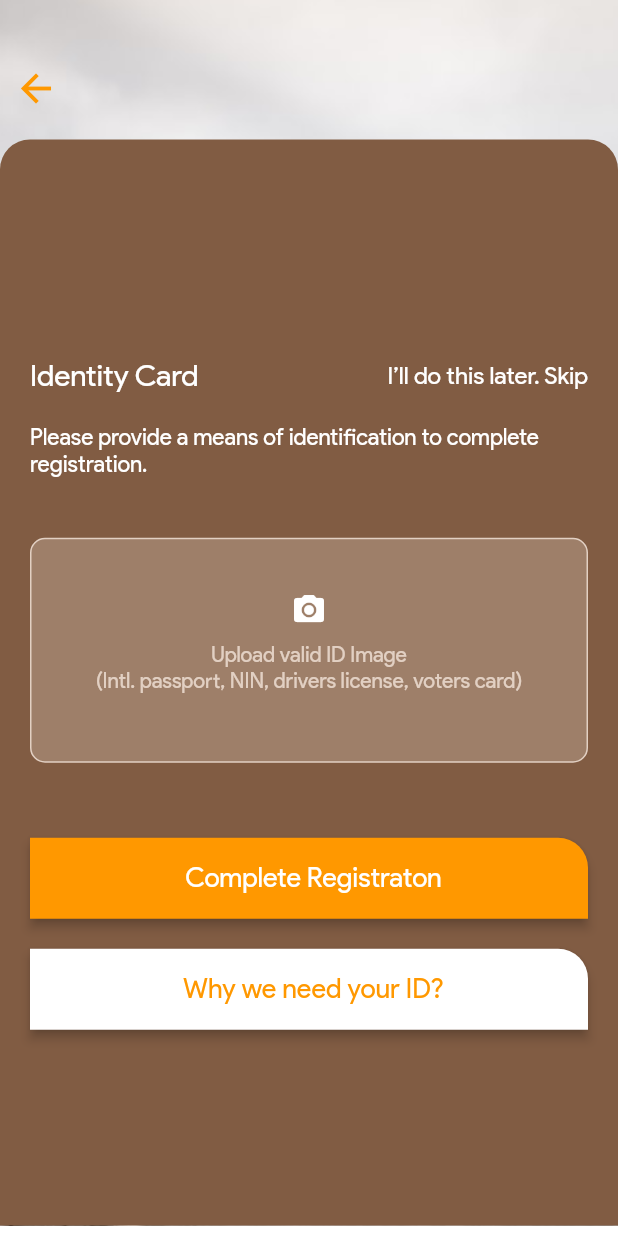
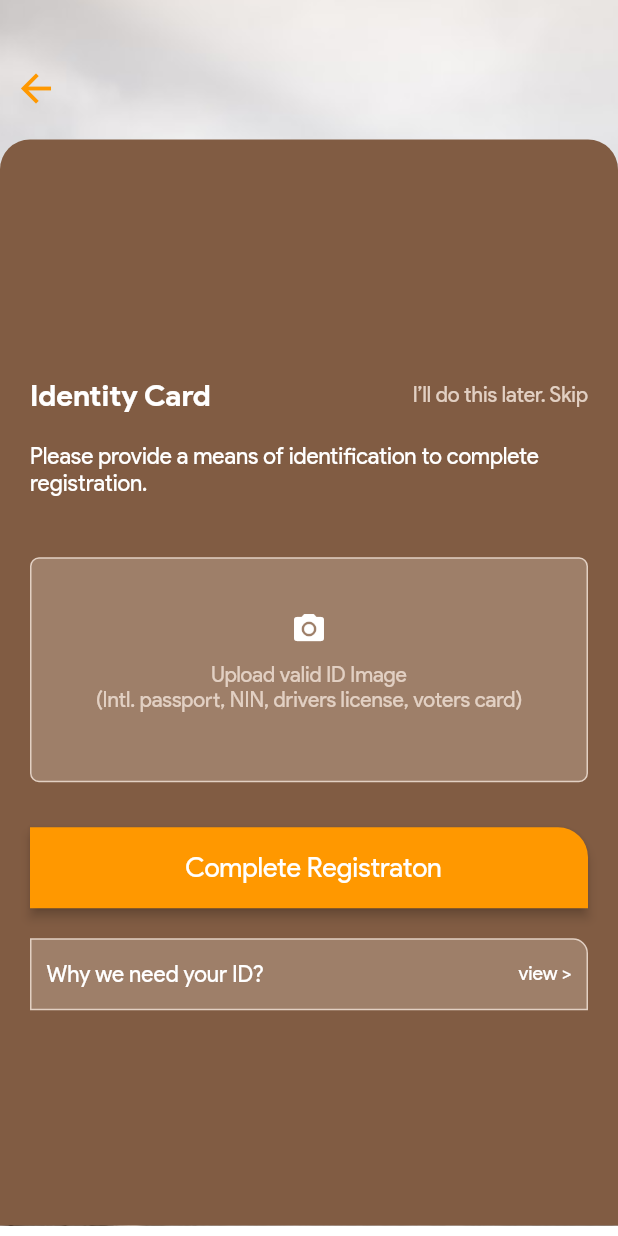
Before and after one commit to tjcode19/quick_shelter, a Flutter app: the IdentityCard screen opened by its route, on a phone screen of 412 x 824 dp. Run offline on Flutter 3.47's test engine with Material 2 defaults, Android fonts, the phone set to English and light mode, and no system bars; our stand-ins replace flutter_svg.

Commit message:
2020-05-22

```diff
--- a/lib/screens/identity_card.dart
+++ b/lib/screens/identity_card.dart
@@ -1,5 +1,6 @@
 import 'package:flutter/material.dart';
 import 'package:quick_shelter/colors.dart';
+import 'package:quick_shelter/widgets/tapableText.dart';
 //import 'package:camera/camera.dart';
 
 import '../constants.dart';
@@ -10,9 +11,12 @@ class IdentityCard extends StatefulWidget {
   _IdentityCardState createState() => _IdentityCardState();
 }
 
-
 class _IdentityCardState extends State<IdentityCard> {
-
+  bool _viewMore = false;
+  // Function _nextView() {
+  //   Navigator.pushNamedAndRemoveUntil(
+  //       context, regCompletedRoute, (route) => false);
+  // }
 
   @override
   Widget build(BuildContext context) {
@@ -63,13 +67,14 @@ class _IdentityCardState extends State<IdentityCard> {
                               Text(
                                 'Identity Card',
                                 style: TextStyle(
-                                    color: Colors.white, fontSize: 20.0),
+                                    color: Colors.white,
+                                    fontSize: 20.0,
+                                    fontWeight: FontWeight.bold),
                               ),
-                              Text(
-                                'I’ll do this later. Skip',
-                                style: TextStyle(
-                                    color: Colors.white, fontSize: 16.0),
-                              ),
+                              tapableText('I’ll do this later. Skip', () {
+                                print("object");
+                                Navigator.pushNamed(context, regCompletedRoute);
+                              }),
                             ],
                           )),
                       const SizedBox(height: 20),
@@ -85,15 +90,17 @@ class _IdentityCardState extends State<IdentityCard> {
                         width: double.infinity,
                         //color: appPrimary,
                         decoration: BoxDecoration(
-                          color: appPrimary,
-                          borderRadius: BorderRadius.all(Radius.circular(10)),
-                          border: Border.all(color: appTextColorPrimary2)
-                        ),
+                            color: appPrimary,
+                            borderRadius: BorderRadius.all(Radius.circular(6)),
+                            border: Border.all(color: appTextColorPrimary2)),
                         child: Column(
                           crossAxisAlignment: CrossAxisAlignment.center,
                           mainAxisAlignment: MainAxisAlignment.center,
                           children: <Widget>[
-                            Icon(Icons.camera_alt, color: Colors.white,),
+                            Icon(
+                              Icons.camera_alt,
+                              color: Colors.white,
+                            ),
                             Center(
                               child: Padding(
                                 padding:
@@ -121,12 +128,116 @@ class _IdentityCardState extends State<IdentityCard> {
                           ],
                         ),
                       ),
-                      const SizedBox(height: 50),
+                      const SizedBox(height: 30),
                       RaisedButtonWidget(
                           regCompletedRoute, 'Complete Registraton', true),
                       const SizedBox(height: 20),
-                      RaisedButtonWidget(
-                          regCompletedRoute, 'Why we need your ID?', false),
+                      InkWell(
+                        splashColor: Colors.orange,
+                        highlightColor: Colors.orange[100],
+                        onTap: () {
+                          setState(() {
+                            _viewMore = !_viewMore;
+                          });
+                        },
+                        child: Container(
+                          padding: EdgeInsets.fromLTRB(10, 14, 10, 14),
+                          decoration: BoxDecoration(
+                              color: appPrimary,
+                              borderRadius: BorderRadius.only(
+                                  topRight: Radius.circular(10)),
+                              border: Border.all(color: appTextColorPrimary2)),
+                          child: Column(
+                            children: <Widget>[
+                              Row(
+                                mainAxisAlignment:
+                                    MainAxisAlignment.spaceBetween,
+                                children: <Widget>[
+                                  Text(
+                                    'Why we need your ID?',
+                                    style: TextStyle(
+                                        color: Colors.white, fontSize: 15),
+                                  ),
+                                  Text(
+                                    'view >',
+                                    style: TextStyle(
+                                        color: Colors.white, fontSize: 13),
+                                  )
+                                ],
+                              ),
+                              Visibility(
+                                visible: _viewMore,
+                                child: Column(
+                                  children: <Widget>[
+                                    Divider(
+                                        color: Colors.white38, thickness: 1.0),
+                                    Row(
+                                      children: <Widget>[
+                                        Expanded(
+                                          child: Text(
+                                            'We use your ID to makesure your details are genuine and not someone else',
+                                            softWrap: true,
+                                            style: TextStyle(
+                                                color: appTextColorPrimary2),
+                                          ),
+                                        ),
+                                      ],
+                                    ),
+                                    Padding(
+                                      padding: const EdgeInsets.fromLTRB(
+                                          0, 12, 0, 4),
+                                      child: Row(
+                                        children: <Widget>[
+                                          Icon(
+                                            Icons.check,
+                                            color: appTextColorPrimary2,
+                                            size: 16,
+                                          ),
+                                          SizedBox(
+                                            width: 5.0,
+                                          ),
+                                          Expanded(
+                                            child: Text(
+                                              'We use it to secure your account',
+                                              softWrap: true,
+                                              style: TextStyle(
+                                                  color: appTextColorPrimary2),
+                                            ),
+                                          ),
+                                        ],
+                                      ),
+                                    ),
+                                    Padding(
+                                      padding:
+                                          const EdgeInsets.fromLTRB(0, 0, 0, 1),
+                                      child: Row(
+                                        children: <Widget>[
+                                          Icon(
+                                            Icons.check,
+                                            color: appTextColorPrimary2,
+                                            size: 16,
+                                          ),
+                                          SizedBox(
+                                            width: 5.0,
+                                          ),
+                                          Expanded(
+                                            child: Text(
+                                              'For trust and transparency',
+                                              softWrap: true,
+                                              style: TextStyle(
+                                                  color: appTextColorPrimary2),
+                                            ),
+                                          ),
+                                        ],
+                                      ),
+                                    ),
+                                  ],
+                                ),
+                              ),
+                            ],
+                          ),
+                        ),
+                      ),
                       const SizedBox(height: 5),
                     ],
                   ),
--- a/lib/screens/reg_complete.dart
+++ b/lib/screens/reg_complete.dart
@@ -1,9 +1,6 @@
-import 'dart:io';
-
 import 'package:flutter/material.dart';
 
 import '../constants.dart';
-import '../widgets/input_field.dart';
 import '../widgets/raised_button.dart';
 
 class RegCompleted extends StatefulWidget {
@@ -13,7 +10,7 @@ class RegCompleted extends StatefulWidget {
 
 class _RegCompletedState extends State<RegCompleted> {
   Future<bool> _onBackPressed() {
-    exit(0);
+    return Navigator.pushNamedAndRemoveUntil(context, getStartedRoute, (route) => false);
   }
 
   @override
--- a/lib/screens/signup.dart
+++ b/lib/screens/signup.dart
@@ -53,11 +53,11 @@ class _SignUpState extends State<SignUp> {
                           topRight: Radius.circular(20)),
                     ),
                     child: Column(
-                      mainAxisAlignment: MainAxisAlignment.end,
+                      mainAxisAlignment: MainAxisAlignment.center,
                       crossAxisAlignment: CrossAxisAlignment.start,
                       children: <Widget>[
                         Container(
-                            margin: EdgeInsets.only(top: 60),
+                            margin: EdgeInsets.only(top: 30),
                             child: Text(
                               'Sign Up',
                               style: TextStyle(color: Colors.white, fontSize: 20.0),
@@ -71,16 +71,16 @@ class _SignUpState extends State<SignUp> {
                         ),
                         const SizedBox(height: 40),
                         InputFieldWidget('Firstname', TextInputType.text, false),
-                        const SizedBox(height: 10),
+                        const SizedBox(height: 20),
                         InputFieldWidget('Lastname', TextInputType.text, false),
-                        const SizedBox(height: 10),
+                        const SizedBox(height: 20),
                         InputFieldWidget('ex. email@email.com', TextInputType.emailAddress, false, capitalizationType: TextCapitalization.none,),
-                        const SizedBox(height: 10),
+                        const SizedBox(height: 20),
                         InputFieldWidget('Phone Number', TextInputType.phone, false),
-                        const SizedBox(height: 10),
+                        const SizedBox(height: 20),
                         InputFieldWidget('Password', TextInputType.text, true),
 
-                        const SizedBox(height: 20),
+                        const SizedBox(height: 30),
                         RaisedButtonWidget(verifyPhoneRoute, 'Continue', true),
                         const SizedBox(height: 25),
                         GestureDetector(
--- a/lib/widgets/input_field.dart
+++ b/lib/widgets/input_field.dart
@@ -12,7 +12,7 @@ class InputFieldWidget extends StatelessWidget {
   Widget build(BuildContext context) {
     return Container(
       child: TextFormField(
-        textCapitalization: TextCapitalization.words,
+        textCapitalization: capitalizationType,
         style: TextStyle(color: Colors.white, fontWeight: FontWeight.w500),
         obscureText: isPasswordField,
         decoration: InputDecoration(
--- /dev/null
+++ b/lib/widgets/tapableText.dart
@@ -0,0 +1,9 @@
+import 'package:flutter/material.dart';
+import 'package:quick_shelter/colors.dart';
+
+Widget tapableText(String text, Function onTap) {
+  return GestureDetector(
+    onTap: onTap,
+    child: Text(text, style: TextStyle(color: appTextColorPrimary2, fontSize: 14.0),),
+  );
+}
```
